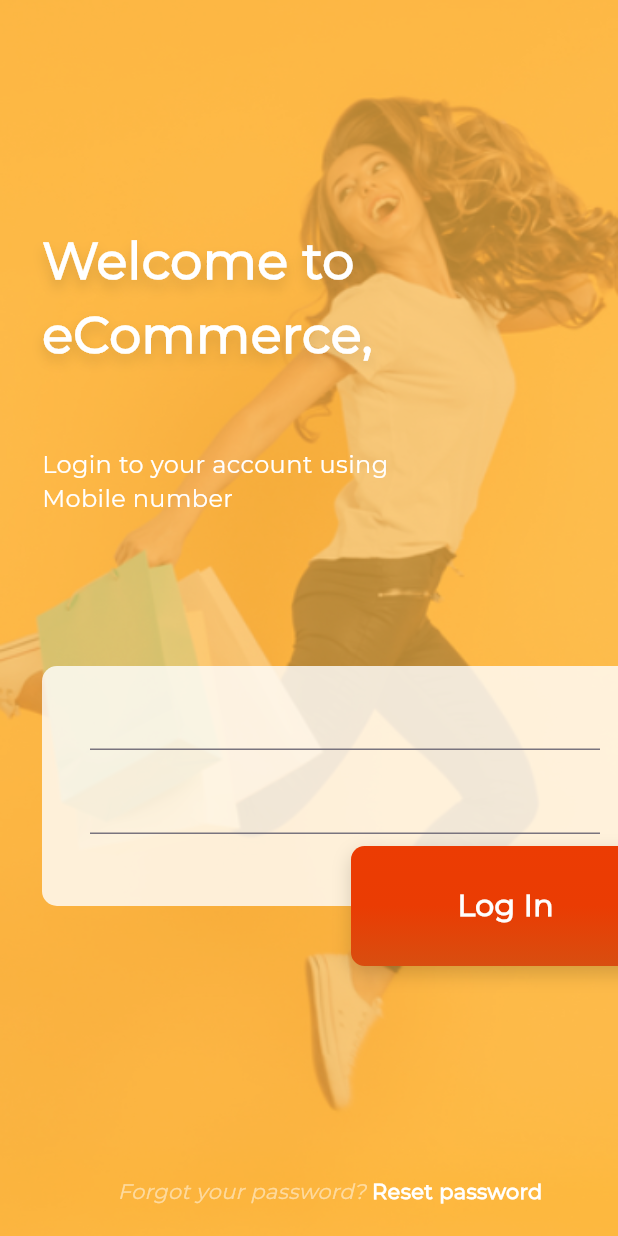
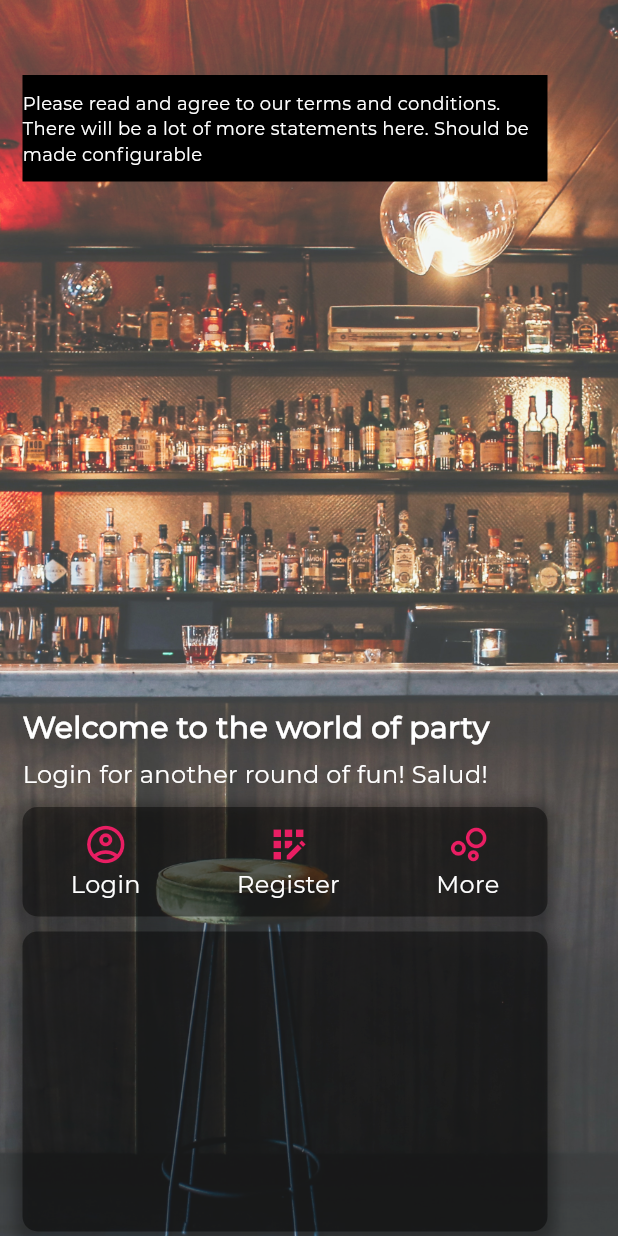
Before and after one commit to bubblesdev1/bubblesapp, a Flutter app: the screen it shows after launch, on a phone screen of 412 x 824 dp. Run offline on Flutter 3.47's test engine with Material 3 defaults, Android fonts, the phone set to English and light mode, and no system bars; our stand-ins replace card_swiper, country_code_picker, firebase_auth, firebase_core, flutter_rating_bar, flutter_svg and 2 more; missing offline and left inert: rubber; accounts and stored records are empty.

Commit message:
Modified splasg page redirection to new login page

```diff
--- a/lib/main.dart
+++ b/lib/main.dart
@@ -19,11 +19,11 @@ class MyApp extends StatefulWidget {
 
 class _MyAppState extends State<MyApp> {
 
-  // This widget is the root of your application.
+  // Root of the bubbles app
   @override
   Widget build(BuildContext context) {
     return MaterialApp(
-      title: 'eCommerce int2',
+      title: 'Bubbles App',
       debugShowCheckedModeBanner: false,
       theme: ThemeData(
         brightness: Brightness.light,
--- /dev/null
+++ b/lib/screens/auth/login_page.dart
@@ -0,0 +1,215 @@
+import 'package:flutter/material.dart';
+import 'package:firebase_core/firebase_core.dart';
+import 'package:ecommerce_int2/firebase_options.dart';
+
+class LoginPage extends StatefulWidget
+{
+  @override
+  _LoginPageState createState() => _LoginPageState();
+}
+
+class _LoginPageState extends State<LoginPage>
+{
+@override
+  void initState() {
+    initialize();
+    super.initState();
+  }
+
+Future initialize () async {
+  WidgetsFlutterBinding.ensureInitialized();
+  await Firebase.initializeApp(
+    options: DefaultFirebaseOptions.currentPlatform,
+  );
+}
+
+@override
+Widget build(BuildContext context) {
+
+  Widget displayMessage = Container(
+      width: 350, // Makes the container take the full width
+      color: Colors.black,
+      alignment: Alignment.center,
+      padding: EdgeInsets.symmetric(vertical: 10), // Adjusts the padding
+      child: Text(
+        'Please read and agree to our terms and conditions. There will be a lot of more statements here. Should be made configurable',
+        style: TextStyle(
+          color: Colors.white,
+          fontSize: 12, // Adjusts the font size
+        ),
+      ));
+
+  Widget adSpace = Container(
+    width : 350,
+    height : 200,
+    decoration: BoxDecoration(
+      color: Colors.black45,
+      borderRadius : BorderRadius.circular(10),
+      boxShadow: [BoxShadow(
+        color: Colors.black.withOpacity(0.3), // Shadow color with opacity
+        spreadRadius: 5, // Spread radius
+        blurRadius: 7, // Blur radius
+        offset: Offset(0, 3), // Shadow position
+      ),],
+    ),
+    alignment: Alignment.center,
+  );
+
+  Widget iconBracket = Container(
+      width: 350, // Makes the container take the full width
+      decoration: BoxDecoration(
+          color: Colors.black45,
+          borderRadius : BorderRadius.circular(10),
+          boxShadow: [BoxShadow(
+            color: Colors.black.withOpacity(0.3), // Shadow color with opacity
+            spreadRadius: 5, // Spread radius
+            blurRadius: 7, // Blur radius
+            offset: Offset(0, 3), // Shadow position
+          ),],
+      ),
+      //color: Colors.black26,
+      alignment: Alignment.center,
+      padding: EdgeInsets.symmetric(vertical: 10), // Adjusts the padding
+      child: const Row(
+        mainAxisAlignment: MainAxisAlignment.spaceAround,
+        children:  [
+          Column(
+            mainAxisSize: MainAxisSize.min,
+            children: <Widget>[
+              Icon(
+                Icons.account_circle_outlined,
+                color: Colors.pink,
+                size: 30.0,
+                semanticLabel: 'Text to announce in accessibility modes',
+              ),
+
+              Text('Login',
+                  style: TextStyle(fontSize: 16, color: Colors.white,)),
+            ],
+          ),
+
+          Column(
+            mainAxisSize: MainAxisSize.min,
+            children: <Widget>[
+              Icon(
+                Icons.app_registration_sharp,
+                color: Colors.pink,
+                size: 30.0,
+                semanticLabel: 'Text to announce in accessibility modes',
+              ),
+
+              Text('Register',
+                  style: TextStyle(fontSize: 16, color: Colors.white,)),
+            ],
+          ),
+
+          Column(
+            mainAxisSize: MainAxisSize.min,
+            children: <Widget>[
+              Icon(
+                Icons.bubble_chart_outlined,
+                color: Colors.pink,
+                size: 30.0,
+                semanticLabel: 'Text to announce in accessibility modes',
+              ),
+              Text('More',
+                  style: TextStyle(fontSize: 16, color: Colors.white,)),
+            ],
+          ),
+
+
+        ],
+      ));
+
+  Widget welcomeText = Text(
+    'Welcome to the world of party',
+    style: TextStyle(
+        color: Colors.white,
+        fontSize: 20.0,
+        fontWeight: FontWeight.bold,
+        shadows: [
+          BoxShadow(
+            color: Color.fromRGBO(0, 0, 0, 0.15),
+            offset: Offset(0, 5),
+            blurRadius: 10.0,
+          )
+        ]),
+  );
+
+  Widget subTitle = Padding(
+      padding: const EdgeInsets.only(right: 56.0),
+      child: Text(
+        'Login for another round of fun! Salud!',
+        style: TextStyle(
+          color: Colors.white,
+          fontSize: 16.0,
+        ),
+      ));
+
+  Widget loginIcon = Padding(
+      padding: const EdgeInsets.only(right: 56.0),
+      child: Icon(Icons.login_rounded, size : 50),
+      );
+
+  Widget registerIcon = Padding(
+      padding: const EdgeInsets.only(right: 56.0),
+      child: Icon(Icons.app_registration_sharp, size : 50),
+  );
+
+  return Scaffold(
+
+    body: Stack(
+      children: <Widget>[
+
+        Container(
+          decoration: BoxDecoration(
+              image: DecorationImage(image: AssetImage('assets/barscene1.jpg'),
+                  fit: BoxFit.cover)
+          ),
+        ),
+        Container(
+          decoration: BoxDecoration(
+            color: Colors.white24,
+            backgroundBlendMode: BlendMode.hardLight,
+
+          ),
+        ),
+
+        Padding(
+          padding: const EdgeInsets.only(left: 15.0),
+          child: Column(
+            crossAxisAlignment: CrossAxisAlignment.start,
+            children: <Widget>[
+              Padding(
+                padding: EdgeInsets.only(top : 50),
+                child: displayMessage
+              ),
+
+              Padding(
+                  padding: EdgeInsets.only(top : 350),
+                  child: welcomeText
+              ),
+
+              Padding(
+                  padding: EdgeInsets.only(top : 5),
+                  child: subTitle
+              ),
+
+              Padding(
+                  padding: EdgeInsets.only(top : 10),
+                  child: iconBracket
+              ),
+
+              Padding(
+                  padding: EdgeInsets.only(top : 10),
+                  child: adSpace
+              ),
+
+            ],
+          ),
+        )
+      ],
+    ),
+  );
+}
+}
--- a/lib/screens/splash_page.dart
+++ b/lib/screens/splash_page.dart
@@ -1,5 +1,5 @@
 import 'package:ecommerce_int2/app_properties.dart';
-import 'package:ecommerce_int2/screens/auth/welcome_back_page.dart';
+import 'package:ecommerce_int2/screens/auth/login_page.dart';
 import 'package:flutter/material.dart';
 import 'package:firebase_core/firebase_core.dart';
 import 'package:ecommerce_int2/firebase_options.dart';
@@ -46,16 +46,16 @@ class _SplashScreenState extends State<SplashScreen>
 
   void navigationPage() {
     Navigator.of(context)
-        .pushReplacement(MaterialPageRoute(builder: (_) => WelcomeBackPage()));
+        .pushReplacement(MaterialPageRoute(builder: (_) => LoginPage()));
   }
 
   Widget build(BuildContext context) {
     return Container(
       decoration: BoxDecoration(
           image: DecorationImage(
-              image: AssetImage('assets/background.jpg'), fit: BoxFit.cover)),
+              image: AssetImage('assets/barscene1.jpg'), fit: BoxFit.cover)),
       child: Container(
-        decoration: BoxDecoration(color: transparentYellow),
+        decoration: BoxDecoration(color: Colors.white30),
         child: SafeArea(
           child: new Scaffold(
             body: Column(
```
Also changed, not shown: assets/barscene1.jpg (added).
